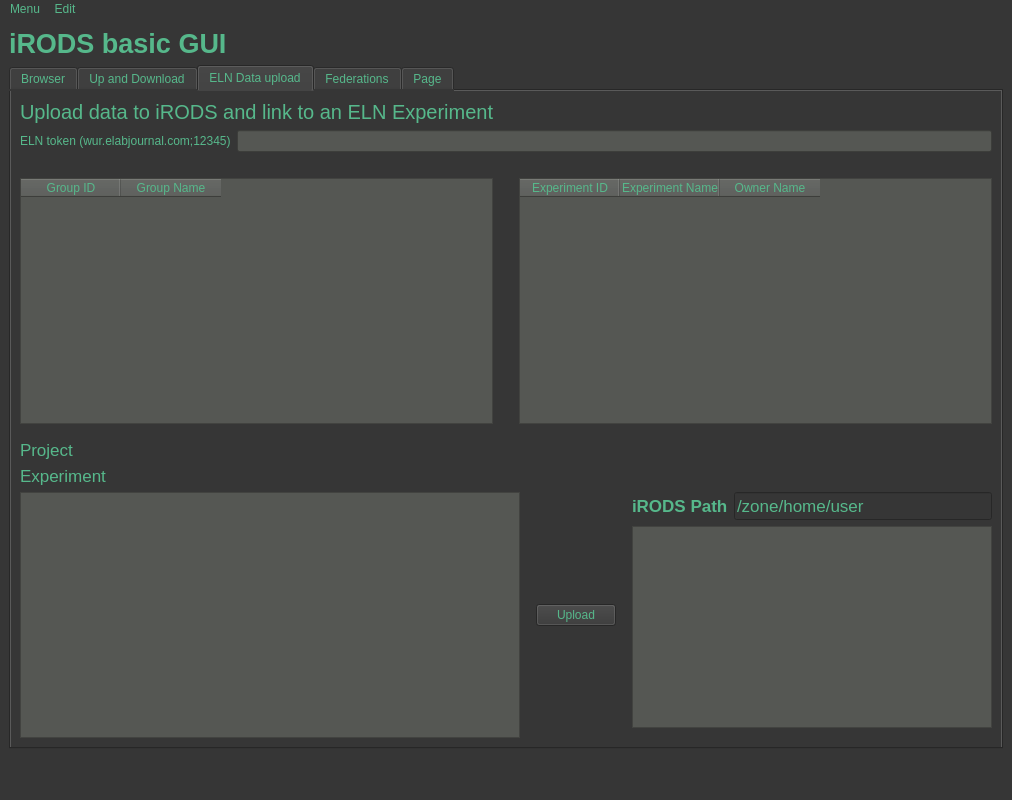
This is irods-basicGUI/ui-files/irodsBrowserMain.ui in iBridges-for-iRODS/iBridges as Qt 5 draws it before an edit. The edited form follows.
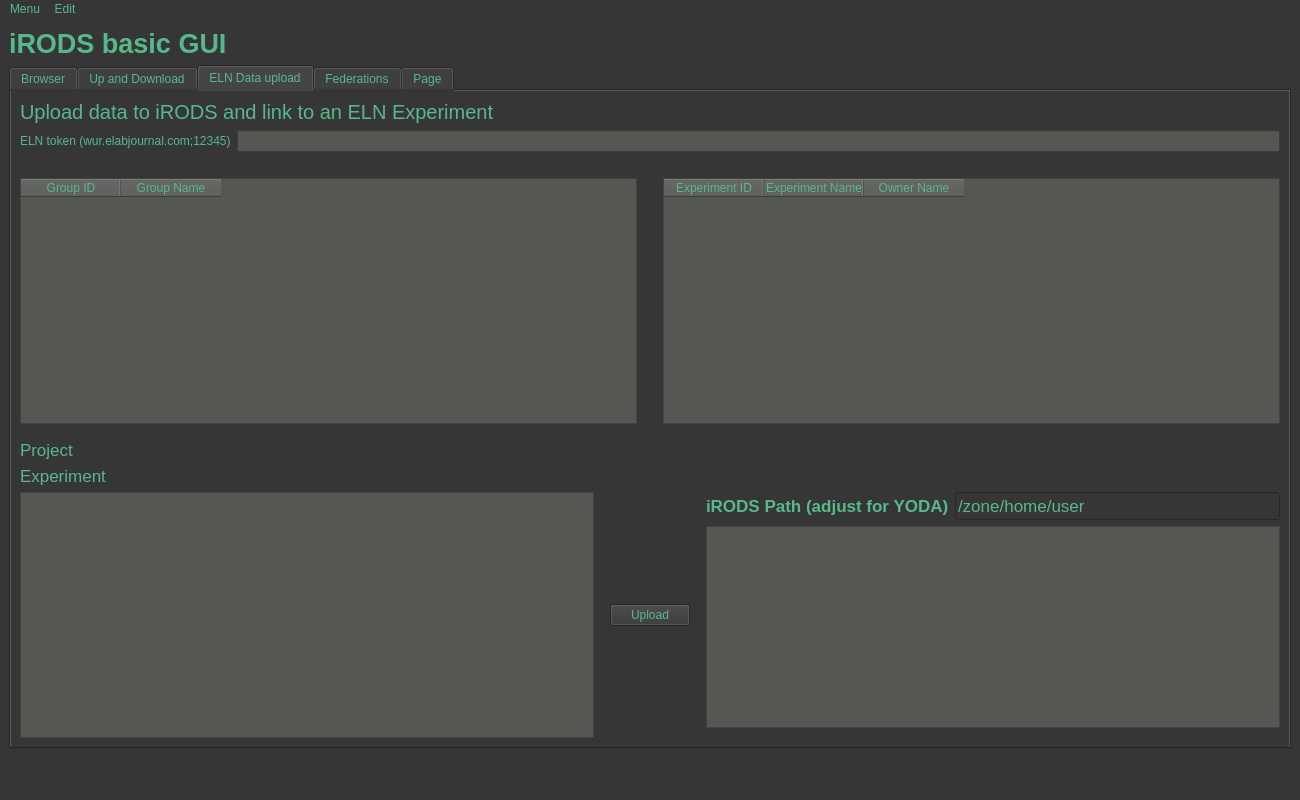
This is the edited form. Icons and pictures are not drawn.

What changed in the file:
```diff
--- a/irods-basicGUI/ui-files/irodsBrowserMain.ui
+++ b/irods-basicGUI/ui-files/irodsBrowserMain.ui
@@ -6,13 +6,13 @@
    <rect>
     <x>0</x>
     <y>0</y>
-    <width>1012</width>
+    <width>1300</width>
     <height>800</height>
    </rect>
   </property>
   <property name="minimumSize">
    <size>
-    <width>1000</width>
+    <width>1300</width>
     <height>800</height>
    </size>
   </property>
@@ -1012,7 +1012,7 @@
                  </font>
                 </property>
                 <property name="text">
-                 <string>iRODS Path</string>
+                 <string>iRODS Path (adjust for YODA)</string>
                 </property>
                </widget>
               </item>
@@ -1170,7 +1170,7 @@
     <rect>
      <x>0</x>
      <y>0</y>
-     <width>1012</width>
+     <width>1300</width>
      <height>22</height>
     </rect>
    </property>
```
Left out of the diff: 6 changed lines with no effect on the pictures.
